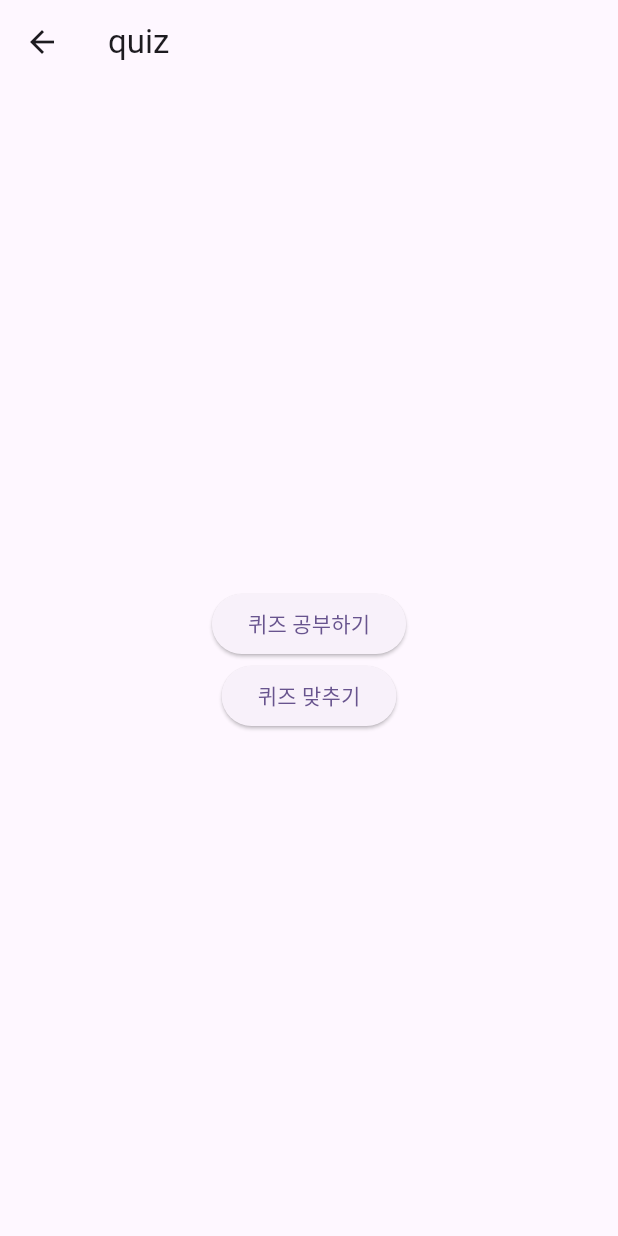
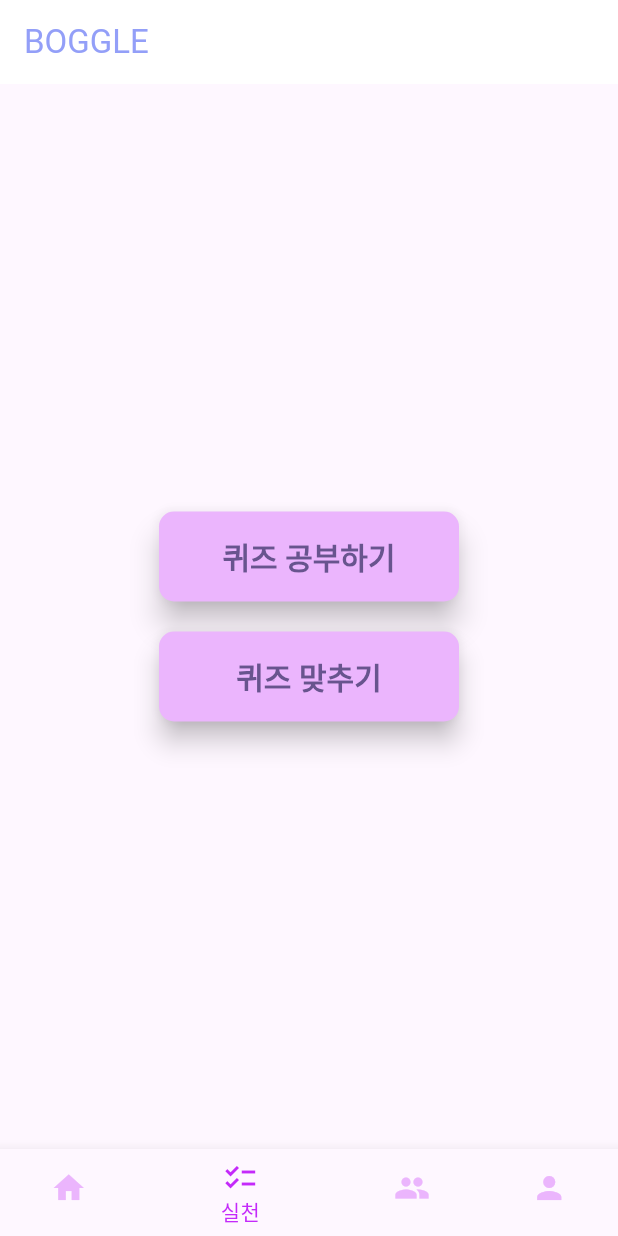
Before and after one commit to kminnyes/BOGGLE, a Flutter app: the Quizlist screen opened directly, on a phone screen of 412 x 824 dp. Run offline on Flutter 3.47's test engine with Material 3 defaults, Android fonts, the phone set to English and light mode, and no system bars; our stand-ins replace image_picker, percent_indicator.

Commit message:
색상 및 스타일 변경

```diff
--- a/lib/quizlist.dart
+++ b/lib/quizlist.dart
@@ -1,21 +1,74 @@
+import 'package:boggle/community.dart';
+import 'package:boggle/do_list.dart';
+import 'package:boggle/myhome.dart';
+import 'package:boggle/mypage.dart';
 import 'package:boggle/studyquiz.dart';
 import 'package:flutter/material.dart';
 import 'package:boggle/quiz.dart';
 
-class Quizlist extends StatelessWidget {
+class Quizlist extends StatefulWidget {
   const Quizlist({super.key});
+
+  @override
+  _QuizlistState createState() => _QuizlistState();
+}
+
+class _QuizlistState extends State<Quizlist> {
+  var _index = 1; // 페이지 인덱스 0,1,2,3
+
+  // 페이지 이동 함수
+  void _navigateToPage(int index) {
+    Widget nextPage;
+    switch (index) {
+      case 0:
+        nextPage = MyHomePage();
+        break;
+      case 1:
+        nextPage = const DoList();
+        break;
+      case 2:
+        nextPage = Community();
+        break;
+      case 3:
+        nextPage = const MyPage();
+        break;
+      default:
+        nextPage = MyHomePage();
+    }
+    if (ModalRoute.of(context)?.settings.name != nextPage.toString()) {
+      Navigator.pushReplacement(
+          context, MaterialPageRoute(builder: (context) => nextPage));
+    }
+  }
 
   @override
   Widget build(BuildContext context) {
     return Scaffold(
       appBar: AppBar(
-        title: const Text('quiz'),
+        automaticallyImplyLeading: false,
+        backgroundColor: const Color.fromARGB(255, 255, 255, 255),
+        title: const Text(
+          'BOGGLE',
+          style: TextStyle(color: Color.fromARGB(255, 147, 159, 248)),
+        ),
+        centerTitle: false,
       ),
       body: Center(
         child: Column(
           mainAxisAlignment: MainAxisAlignment.center,
           children: <Widget>[
             ElevatedButton(
+              style: ElevatedButton.styleFrom(
+                backgroundColor:const Color.fromARGB(255, 235, 181, 253), // Button color
+                padding: const EdgeInsets.symmetric(horizontal: 30, vertical: 15),
+                minimumSize: const Size(200, 60),
+                textStyle: const TextStyle(fontSize: 20, fontWeight: FontWeight.bold),
+                shape: RoundedRectangleBorder(
+                  borderRadius: BorderRadius.circular(10),
+                ),
+                shadowColor: Colors.black, // Shadow color
+                elevation: 8, // Elevation for shadow
+              ),
               onPressed: () {
                 Navigator.push(
                   context,
@@ -24,7 +77,19 @@ class Quizlist extends StatelessWidget {
               },
               child: const Text('퀴즈 공부하기'),
             ),
+            const SizedBox(height: 20), // Add space between buttons
             ElevatedButton(
+              style: ElevatedButton.styleFrom(
+                backgroundColor: const Color.fromARGB(255, 235, 181, 253), // Button color
+                padding: const EdgeInsets.symmetric(horizontal: 30, vertical: 15),
+                minimumSize: const Size(200, 60), // Button size
+                textStyle: const TextStyle(fontSize: 20, fontWeight: FontWeight.bold),
+                shape: RoundedRectangleBorder(
+                  borderRadius: BorderRadius.circular(10),
+                ),
+                shadowColor: Colors.black, // Shadow color
+                elevation: 7, // Elevation for shadow
+              ),
               onPressed: () {
                 Navigator.push(
                   context,
@@ -36,6 +101,23 @@ class Quizlist extends StatelessWidget {
           ],
         ),
       ),
+      bottomNavigationBar: BottomNavigationBar(
+        onTap: (index) {
+          setState(() {
+            _index = 1;
+          });
+          _navigateToPage(index);
+        },
+        currentIndex: _index,
+        selectedItemColor: const Color.fromARGB(255, 196, 42, 250),
+        unselectedItemColor: const Color.fromARGB(255, 235, 181, 253),
+        items: const <BottomNavigationBarItem>[
+          BottomNavigationBarItem(label: '홈', icon: Icon(Icons.home)),
+          BottomNavigationBarItem(label: '실천', icon: Icon(Icons.checklist)),
+          BottomNavigationBarItem(label: '커뮤니티', icon: Icon(Icons.people)),
+          BottomNavigationBarItem(label: 'MY', icon: Icon(Icons.person)),
+        ],
+      ),
     );
   }
 }
```
Also changed, not shown: lib/do_list.dart (+18 -2 lines), lib/sewer_report.dart (+5 -5 lines), media/task_images_2/IMG_20240521_163118.jpg (added), 1 other file.
